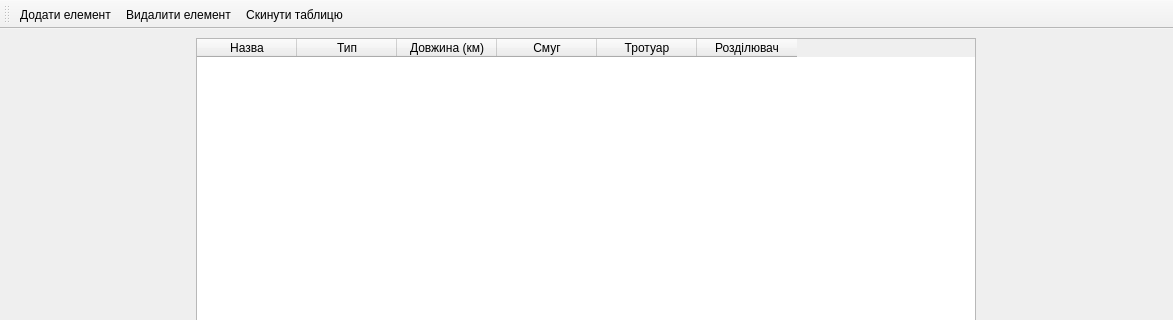
Before: the Qt Designer form mainwindow.ui in 007MrNiko/RoadCycle, drawn with Qt 5; both pictures show x 0 to 1173 and y 0 to 320 of the 1173 by 783 pixel window.
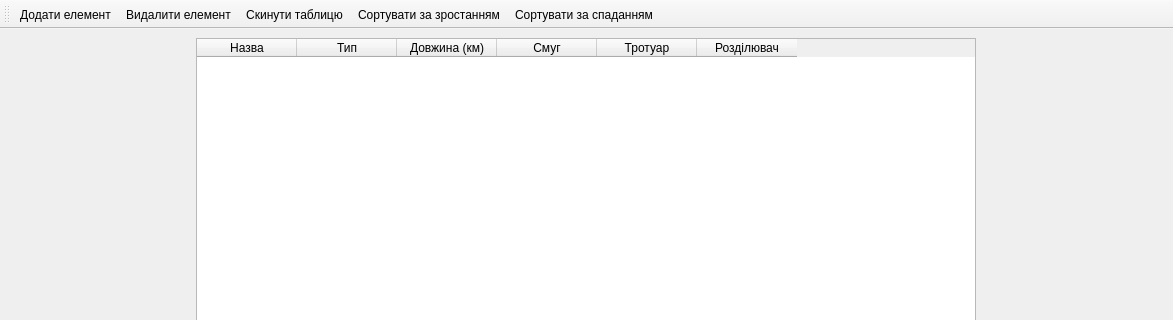
After: the same form once the commit is applied. Icons and pictures are not drawn.

Patch:
```diff
--- a/mainwindow.ui
+++ b/mainwindow.ui
@@ -97,7 +97,7 @@
     </size>
    </property>
    <property name="toolButtonStyle">
-    <enum>Qt::ToolButtonTextBesideIcon</enum>
+    <enum>Qt::ToolButtonIconOnly</enum>
    </property>
    <attribute name="toolBarArea">
     <enum>TopToolBarArea</enum>
@@ -108,6 +108,8 @@
    <addaction name="actionAddElement"/>
    <addaction name="actionDeleteElement"/>
    <addaction name="actionResetTable"/>
+   <addaction name="actionAscendingSortColumn"/>
+   <addaction name="actionDescendingSortColumn"/>
   </widget>
   <action name="actionAddElement">
    <property name="icon">
@@ -117,6 +119,9 @@
    <property name="text">
     <string>Додати елемент</string>
    </property>
+   <property name="iconText">
+    <string>Додати елемент</string>
+   </property>
    <property name="toolTip">
     <string>Додати новий елемент</string>
    </property>
@@ -145,6 +150,30 @@
     <string>Відновити таблицю до початквого стану</string>
    </property>
   </action>
+  <action name="actionAscendingSortColumn">
+   <property name="icon">
+    <iconset resource="Resources.qrc">
+     <normaloff>:/Pictures/Data/Pictures/SortDownButton.png</normaloff>:/Pictures/Data/Pictures/SortDownButton.png</iconset>
+   </property>
+   <property name="text">
+    <string>Сортувати за зростанням</string>
+   </property>
+   <property name="toolTip">
+    <string>Сортувати обраний колонку за зростанням</string>
+   </property>
+  </action>
+  <action name="actionDescendingSortColumn">
+   <property name="icon">
+    <iconset resource="Resources.qrc">
+     <normaloff>:/Pictures/Data/Pictures/SortUpButton.png</normaloff>:/Pictures/Data/Pictures/SortUpButton.png</iconset>
+   </property>
+   <property name="text">
+    <string>Сортувати за спаданням</string>
+   </property>
+   <property name="toolTip">
+    <string>Сортувати обраний колонку за спаданням</string>
+   </property>
+  </action>
  </widget>
  <resources>
   <include location="Resources.qrc"/>
```
